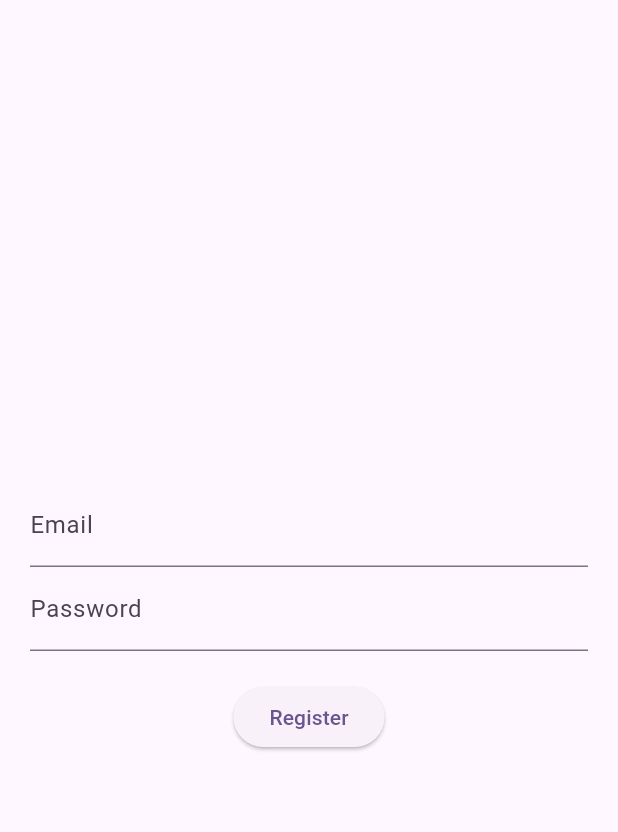
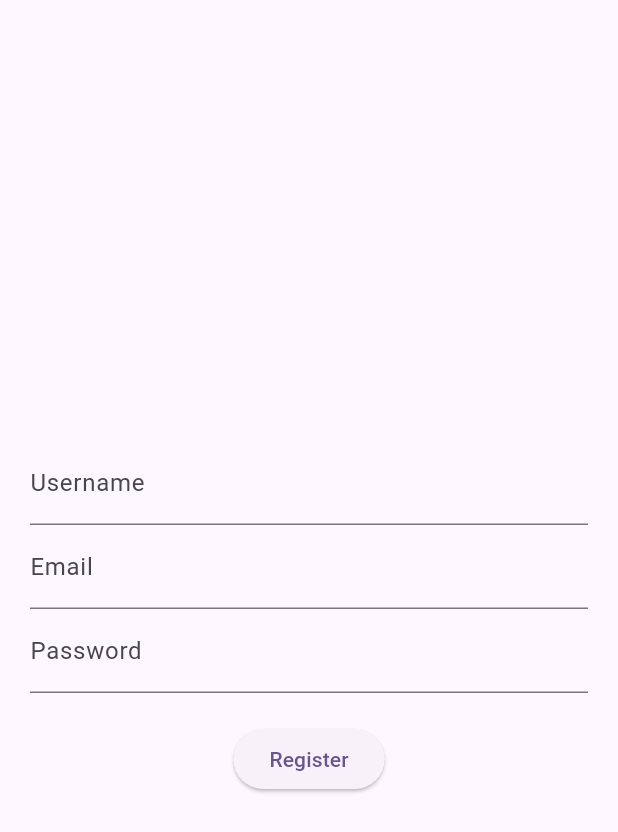
Before and after one commit to elishabhatti/city_exploration_app, a Flutter app: the RegisterScreen screen opened directly, on a phone screen of 412 x 824 dp. Shown: the top 832 px of the screen. Run offline on Flutter 3.47's test engine with Material 3 defaults, Android fonts, the phone set to English and light mode, and no system bars; our stand-ins replace cloud_firestore, firebase_auth, firebase_core; accounts and stored records are empty.

Commit message:
refactor: added username in the register screen

```diff
--- a/lib/screens/register_screen.dart
+++ b/lib/screens/register_screen.dart
@@ -1,5 +1,6 @@
 import 'package:flutter/material.dart';
 import '../services/auth_service.dart';
+import 'package:cloud_firestore/cloud_firestore.dart';
 
 class RegisterScreen extends StatefulWidget {
   const RegisterScreen({super.key});
@@ -11,13 +12,24 @@ class RegisterScreen extends StatefulWidget {
 class _RegisterScreenState extends State<RegisterScreen> {
   final emailController = TextEditingController();
   final passwordController = TextEditingController();
+  final usernameController = TextEditingController();
 
   Future<void> register() async {
     try {
-      await AuthService().register(
+      // 1. Create user in Firebase Auth
+      final userCredential = await AuthService().register(
         email: emailController.text.trim(),
         password: passwordController.text.trim(),
       );
+
+      final uid = userCredential.user!.uid;
+
+      // 2. Save extra data in Firestore
+      await FirebaseFirestore.instance.collection('users').doc(uid).set({
+        'username': usernameController.text.trim(),
+        'email': emailController.text.trim(),
+        'createdAt': DateTime.now(),
+      });
 
       Navigator.pop(context);
     } catch (e) {
@@ -35,6 +47,10 @@ class _RegisterScreenState extends State<RegisterScreen> {
         child: Column(
           mainAxisAlignment: MainAxisAlignment.center,
           children: [
+            TextField(
+              controller: usernameController,
+              decoration: const InputDecoration(labelText: "Username"),
+            ),
             TextField(
               controller: emailController,
               decoration: const InputDecoration(labelText: "Email"),
```
